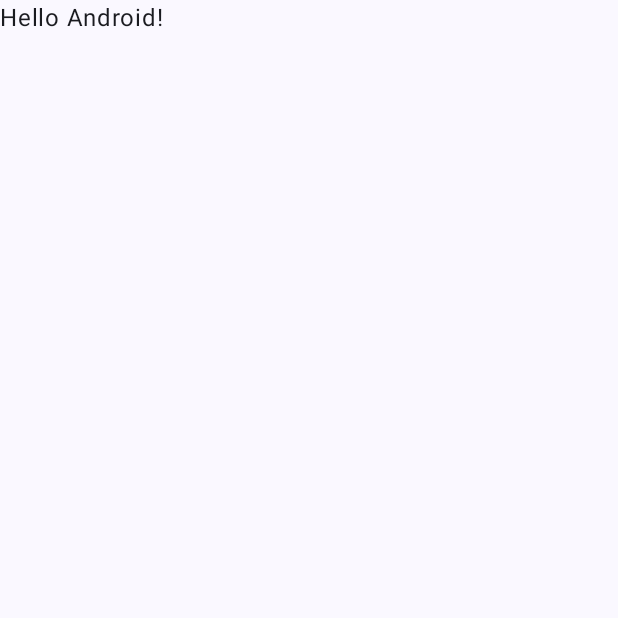
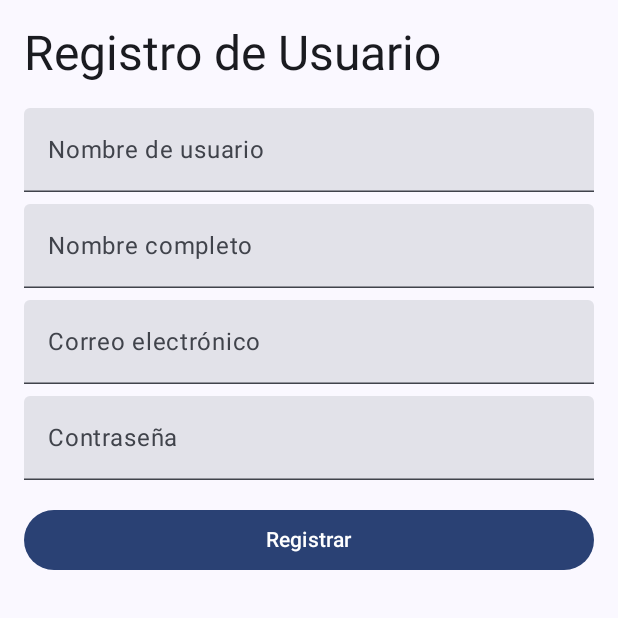
Before and after one commit to Zarael25/FrontendAPK, an Android app built with Jetpack Compose: the screen it shows after launch (MainActivity), on a phone screen of 412 x 824 dp, the top half of it. Before the commit the part shown is almost empty. Run offline under Robolectric (Android 15) with nearby library versions, the phone set to English and light mode, and no system bars.

Commit message:
Interfaz de registro creada

```diff
--- a/app/src/main/AndroidManifest.xml
+++ b/app/src/main/AndroidManifest.xml
@@ -2,7 +2,11 @@
 <manifest xmlns:android="http://schemas.android.com/apk/res/android"
     xmlns:tools="http://schemas.android.com/tools">
 
+    <!-- Permiso para acceder a Internet -->
+    <uses-permission android:name="android.permission.INTERNET"/>
+
     <application
+        android:networkSecurityConfig="@xml/network_security_config"
         android:allowBackup="true"
         android:dataExtractionRules="@xml/data_extraction_rules"
         android:fullBackupContent="@xml/backup_rules"
--- a/app/src/main/java/com/example/frontendapk/MainActivity.kt
+++ b/app/src/main/java/com/example/frontendapk/MainActivity.kt
@@ -3,45 +3,37 @@ package com.example.frontendapk
 import android.os.Bundle
 import androidx.activity.ComponentActivity
 import androidx.activity.compose.setContent
-import androidx.activity.enableEdgeToEdge
 import androidx.compose.foundation.layout.fillMaxSize
 import androidx.compose.foundation.layout.padding
+import androidx.compose.material3.MaterialTheme
 import androidx.compose.material3.Scaffold
 import androidx.compose.material3.Text
 import androidx.compose.runtime.Composable
 import androidx.compose.ui.Modifier
 import androidx.compose.ui.tooling.preview.Preview
+import androidx.navigation.NavHostController
+import androidx.navigation.compose.NavHost
+import androidx.navigation.compose.composable
+import androidx.navigation.compose.rememberNavController
 import com.example.frontendapk.ui.theme.FrontendAPKTheme
+import com.example.frontendapk.view.RegisterScreen // Importa RegisterScreen aquí
 
 class MainActivity : ComponentActivity() {
     override fun onCreate(savedInstanceState: Bundle?) {
         super.onCreate(savedInstanceState)
-        enableEdgeToEdge()
         setContent {
             FrontendAPKTheme {
+                val navController = rememberNavController() // Crear controlador de navegación
+
                 Scaffold(modifier = Modifier.fillMaxSize()) { innerPadding ->
-                    Greeting(
-                        name = "Android",
-                        modifier = Modifier.padding(innerPadding)
-                    )
+                    // Pasa innerPadding a los composables
+                    NavHost(navController = navController, startDestination = "register") {
+                        composable("register") {
+                            RegisterScreen(modifier = Modifier.padding(innerPadding))
+                        }
+                    }
                 }
             }
         }
     }
 }
-
-@Composable
-fun Greeting(name: String, modifier: Modifier = Modifier) {
-    Text(
-        text = "Hello $name!",
-        modifier = modifier
-    )
-}
-
-@Preview(showBackground = true)
-@Composable
-fun GreetingPreview() {
-    FrontendAPKTheme {
-        Greeting("Android")
-    }
-}
--- /dev/null
+++ b/app/src/main/java/com/example/frontendapk/view/RegisterScreen.kt
@@ -0,0 +1,115 @@
+package com.example.frontendapk.view
+
+import android.util.Log
+
+import android.widget.Toast
+import androidx.compose.foundation.layout.*
+import androidx.compose.material3.*
+import androidx.compose.runtime.*
+import androidx.compose.ui.Modifier
+import androidx.compose.ui.text.input.PasswordVisualTransformation
+import androidx.compose.ui.tooling.preview.Preview
+import androidx.compose.ui.unit.dp
+import com.example.frontendapk.data.User  // Importación de la clase User
+import com.example.frontendapk.data.RetrofitClient
+import retrofit2.Call
+import retrofit2.Callback
+import retrofit2.Response
+import androidx.compose.ui.platform.LocalContext
+
+@Composable
+fun RegisterScreen(modifier: Modifier = Modifier) {
+    // Estados para los campos de entrada
+    var username by remember { mutableStateOf("") }
+    var password by remember { mutableStateOf("") }
+    var nombre by remember { mutableStateOf("") }
+    var correo by remember { mutableStateOf("") }
+
+    // Obtener el contexto
+    val context = LocalContext.current
+
+    // Coloca la UI aquí
+    Column(
+        modifier = modifier
+            .fillMaxSize()
+            .padding(16.dp) // padding general
+            .then(Modifier.fillMaxWidth()) // Se combinan los modificadores
+    ) {
+        Text(text = "Registro de Usuario", style = MaterialTheme.typography.headlineLarge)
+
+        Spacer(modifier = Modifier.height(16.dp))
+
+        TextField(
+            value = username,
+            onValueChange = { username = it },
+            label = { Text("Nombre de usuario") },
+            modifier = Modifier.fillMaxWidth()
+        )
+
+        Spacer(modifier = Modifier.height(8.dp))
+
+        TextField(
+            value = nombre,
+            onValueChange = { nombre = it },
+            label = { Text("Nombre completo") },
+            modifier = Modifier.fillMaxWidth()
+        )
+
+        Spacer(modifier = Modifier.height(8.dp))
+
+        TextField(
+            value = correo,
+            onValueChange = { correo = it },
+            label = { Text("Correo electrónico") },
+            modifier = Modifier.fillMaxWidth()
+        )
+
+        Spacer(modifier = Modifier.height(8.dp))
+
+        TextField(
+            value = password,
+            onValueChange = { password = it },
+            label = { Text("Contraseña") },
+            visualTransformation = PasswordVisualTransformation(),
+            modifier = Modifier.fillMaxWidth()
+        )
+
+        Spacer(modifier = Modifier.height(16.dp))
+
+        Button(
+            onClick = {
+
+                if (username.isBlank() || password.isBlank() || nombre.isBlank() || correo.isBlank()) {
+                    Toast.makeText(context, "Por favor completa todos los campos", Toast.LENGTH_SHORT).show()
+                    Log.d("BOTON_REGISTRO", "Se presionó el botón de registrar pero esta vacio")
+                } else {
+                    val user = User(username, password, nombre, correo)
+                    RetrofitClient.apiService.registerUser(user).enqueue(object : Callback<User> {
+                        override fun onResponse(call: Call<User>, response: Response<User>) {
+                            if (response.isSuccessful) {
+                                Toast.makeText(context, "Usuario registrado exitosamente", Toast.LENGTH_SHORT).show()
+                            } else {
+                                Toast.makeText(context, "Error en el registro", Toast.LENGTH_SHORT).show()
+                                Log.d("REGISTRO", "Código HTTP: ${response.code()} - Error: ${response.errorBody()?.string()}")
+                            }
+                        }
+
+                        override fun onFailure(call: Call<User>, t: Throwable) {
+                            Toast.makeText(context, "Fallo la conexión", Toast.LENGTH_SHORT).show()
+                            Log.e("REGISTRO", "Error en la conexión", t)
+                        }
+                    })
+                }
+            },
+            modifier = Modifier.fillMaxWidth()
+        ) {
+            Text("Registrar")
+        }
+    }
+}
+
+@Preview(showBackground = true)
+@Composable
+fun PreviewRegisterScreen() {
+    RegisterScreen()
+}
```
Also changed, not shown: app/build.gradle.kts (+21 -2 lines), app/src/main/java/com/example/frontendapk/data/ApiService.kt (added, +10 -0 lines), app/src/main/java/com/example/frontendapk/data/RetrofitClient.kt (added, +17 -0 lines), app/src/main/java/com/example/frontendapk/data/User.kt (added, +9 -0 lines).
